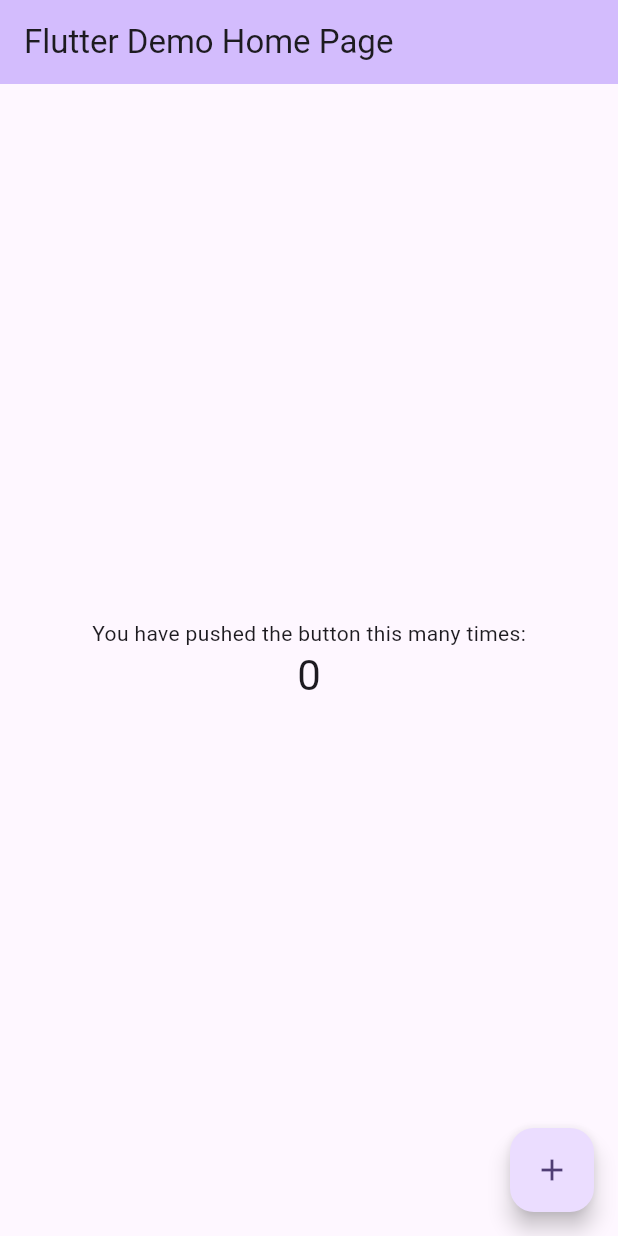
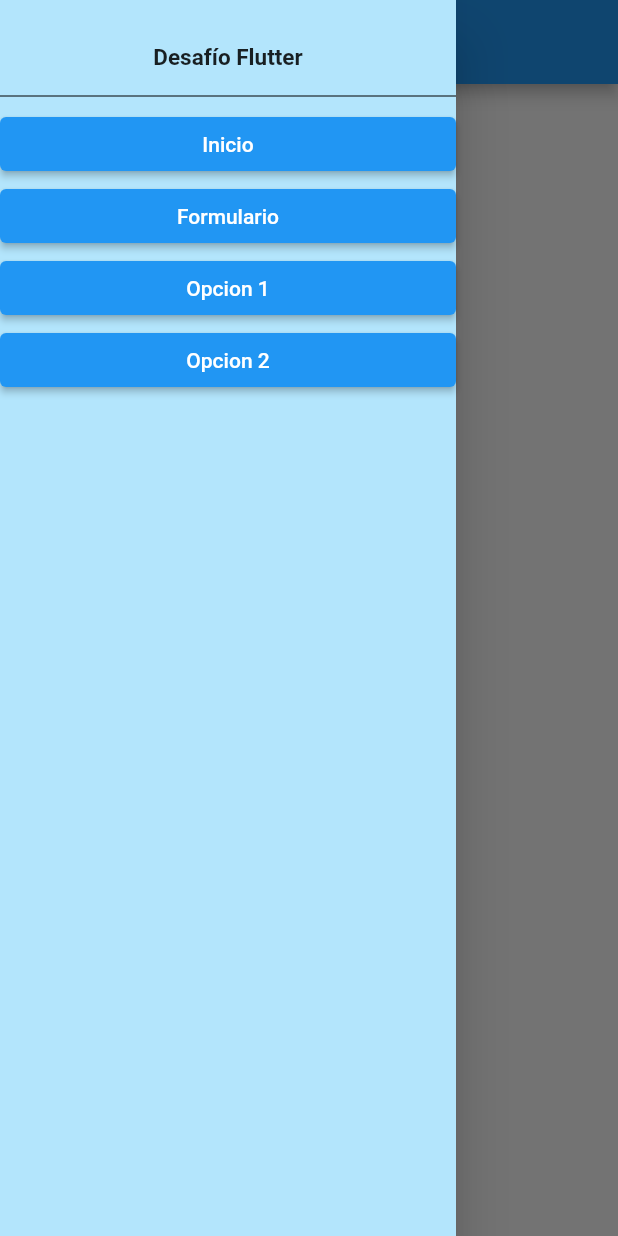
Before and after one commit to harflores/desafio_flutter, a Flutter app: the screen it shows after launch, with the side drawer open (before the commit the screen has no drawer), on a phone screen of 412 x 824 dp. Run offline on Flutter 3.47's test engine with Material 2 defaults, Android fonts, the phone set to English and light mode, and no system bars; our stand-ins replace get.

Commit message:
* Se completa desafio flutter

```diff
--- a/lib/main.dart
+++ b/lib/main.dart
@@ -1,125 +1,20 @@
+import 'package:desafio_flutter/screens/home_screen.dart';
 import 'package:flutter/material.dart';
+import 'package:get/get.dart';
 
-void main() {
-  runApp(const MyApp());
-}
+void main() => runApp(const MyApp());
 
 class MyApp extends StatelessWidget {
   const MyApp({super.key});
 
-  // This widget is the root of your application.
   @override
   Widget build(BuildContext context) {
-    return MaterialApp(
-      title: 'Flutter Demo',
-      theme: ThemeData(
-        // This is the theme of your application.
-        //
-        // TRY THIS: Try running your application with "flutter run". You'll see
-        // the application has a blue toolbar. Then, without quitting the app,
-        // try changing the seedColor in the colorScheme below to Colors.green
-        // and then invoke "hot reload" (save your changes or press the "hot
-        // reload" button in a Flutter-supported IDE, or press "r" if you used
-        // the command line to start the app).
-        //
-        // Notice that the counter didn't reset back to zero; the application
-        // state is not lost during the reload. To reset the state, use hot
-        // restart instead.
-        //
-        // This works for code too, not just values: Most code changes can be
-        // tested with just a hot reload.
-        colorScheme: ColorScheme.fromSeed(seedColor: Colors.deepPurple),
-        useMaterial3: true,
+    return const SafeArea(
+      child: GetMaterialApp(
+        debugShowCheckedModeBanner: false,
+        title: 'Material App',
+        home: HomeScreen(),
       ),
-      home: const MyHomePage(title: 'Flutter Demo Home Page'),
     );
   }
 }
-
-class MyHomePage extends StatefulWidget {
-  const MyHomePage({super.key, required this.title});
-
-  // This widget is the home page of your application. It is stateful, meaning
-  // that it has a State object (defined below) that contains fields that affect
-  // how it looks.
-
-  // This class is the configuration for the state. It holds the values (in this
-  // case the title) provided by the parent (in this case the App widget) and
-  // used by the build method of the State. Fields in a Widget subclass are
-  // always marked "final".
-
-  final String title;
-
-  @override
-  State<MyHomePage> createState() => _MyHomePageState();
-}
-
-class _MyHomePageState extends State<MyHomePage> {
-  int _counter = 0;
-
-  void _incrementCounter() {
-    setState(() {
-      // This call to setState tells the Flutter framework that something has
-      // changed in this State, which causes it to rerun the build method below
-      // so that the display can reflect the updated values. If we changed
-      // _counter without calling setState(), then the build method would not be
-      // called again, and so nothing would appear to happen.
-      _counter++;
-    });
-  }
-
-  @override
-  Widget build(BuildContext context) {
-    // This method is rerun every time setState is called, for instance as done
-    // by the _incrementCounter method above.
-    //
-    // The Flutter framework has been optimized to make rerunning build methods
-    // fast, so that you can just rebuild anything that needs updating rather
-    // than having to individually change instances of widgets.
-    return Scaffold(
-      appBar: AppBar(
-        // TRY THIS: Try changing the color here to a specific color (to
-        // Colors.amber, perhaps?) and trigger a hot reload to see the AppBar
-        // change color while the other colors stay the same.
-        backgroundColor: Theme.of(context).colorScheme.inversePrimary,
-        // Here we take the value from the MyHomePage object that was created by
-        // the App.build method, and use it to set our appbar title.
-        title: Text(widget.title),
-      ),
-      body: Center(
-        // Center is a layout widget. It takes a single child and positions it
-        // in the middle of the parent.
-        child: Column(
-          // Column is also a layout widget. It takes a list of children and
-          // arranges them vertically. By default, it sizes itself to fit its
-          // children horizontally, and tries to be as tall as its parent.
-          //
-          // Column has various properties to control how it sizes itself and
-          // how it positions its children. Here we use mainAxisAlignment to
-          // center the children vertically; the main axis here is the vertical
-          // axis because Columns are vertical (the cross axis would be
-          // horizontal).
-          //
-          // TRY THIS: Invoke "debug painting" (choose the "Toggle Debug Paint"
-          // action in the IDE, or press "p" in the console), to see the
-          // wireframe for each widget.
-          mainAxisAlignment: MainAxisAlignment.center,
-          children: <Widget>[
-            const Text(
-              'You have pushed the button this many times:',
-            ),
-            Text(
-              '$_counter',
-              style: Theme.of(context).textTheme.headlineMedium,
-            ),
-          ],
-        ),
-      ),
-      floatingActionButton: FloatingActionButton(
-        onPressed: _incrementCounter,
-        tooltip: 'Increment',
-        child: const Icon(Icons.add),
-      ), // This trailing comma makes auto-formatting nicer for build methods.
-    );
-  }
-}
--- /dev/null
+++ b/lib/screens/home_screen.dart
@@ -0,0 +1,84 @@
+import 'package:desafio_flutter/screens/form_screen.dart';
+import 'package:flutter/material.dart';
+import 'package:get/get.dart';
+
+class HomeScreen extends StatelessWidget {
+  const HomeScreen({Key? key}) : super(key: key);
+
+  @override
+  Widget build(BuildContext context) {
+    const titleApp = "Desafío Flutter";
+    return Scaffold(
+      appBar: AppBar(title: const Text(titleApp)),
+      drawer: const CustomDrawer(titleApp: titleApp),
+      body: const Center(
+        child: Text('HomeScreen'),
+      ),
+    );
+  }
+}
+
+class CustomDrawer extends StatelessWidget {
+  const CustomDrawer({
+    super.key,
+    required this.titleApp,
+  });
+  final String titleApp;
+
+  @override
+  Widget build(BuildContext context) {
+    return Drawer(
+      backgroundColor: Colors.lightBlue.shade100,
+      child: Column(
+        children: [
+          const SizedBox(height: 20),
+          Center(
+            heightFactor: 2,
+            child: Text(
+              titleApp,
+              style: const TextStyle(
+                fontSize: 15,
+                fontWeight: FontWeight.bold,
+              ),
+            ),
+          ),
+          const Divider(
+            color: Colors.black,
+          ),
+          SizedBox(
+            width: double.infinity,
+            child: ElevatedButton(
+              onPressed: () {
+                Get.to(const HomeScreen());
+              },
+              child: const Text("Inicio"),
+            ),
+          ),
+          SizedBox(
+            width: double.infinity,
+            child: ElevatedButton(
+              onPressed: () {
+                Get.to(FormScreen());
+              },
+              child: const Text("Formulario"),
+            ),
+          ),
+          SizedBox(
+            width: double.infinity,
+            child: ElevatedButton(
+              onPressed: () {},
+              child: const Text("Opcion 1"),
+            ),
+          ),
+          SizedBox(
+            width: double.infinity,
+            child: ElevatedButton(
+              onPressed: () {},
+              child: const Text("Opcion 2"),
+            ),
+          ),
+        ],
+      ),
+    );
+  }
+}
```
Also changed, not shown: lib/controller/form_controller.dart (added, +26 -0 lines), lib/controller/result_controller.dart (added, +36 -0 lines), lib/screens/form_screen.dart (added, +163 -0 lines), lib/screens/result_screen.dart (added, +124 -0 lines), lib/widgets/custom_textformfield.dart (added, +41 -0 lines), pubspec.yaml (+4 -12 lines), pubspec.lock.
